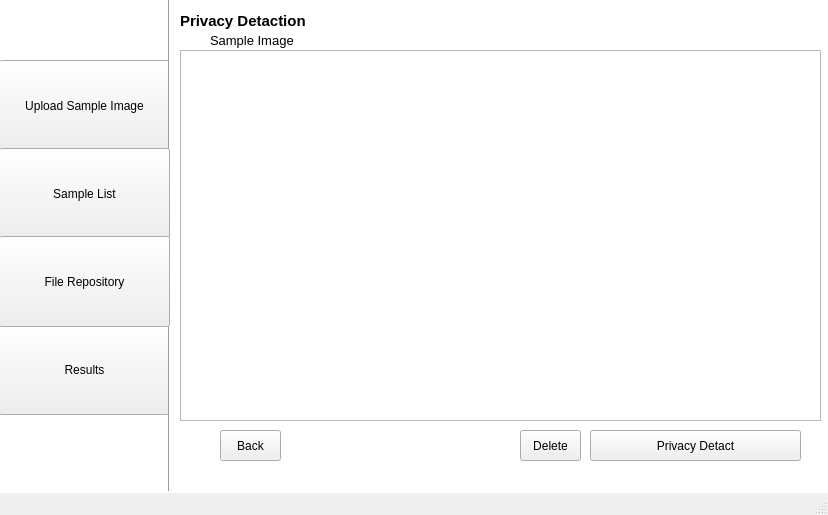
CSID-DGU/2023-1-CECD3-Sugar-4, file app/gui/UI/ui_3.ui: the form before one commit.
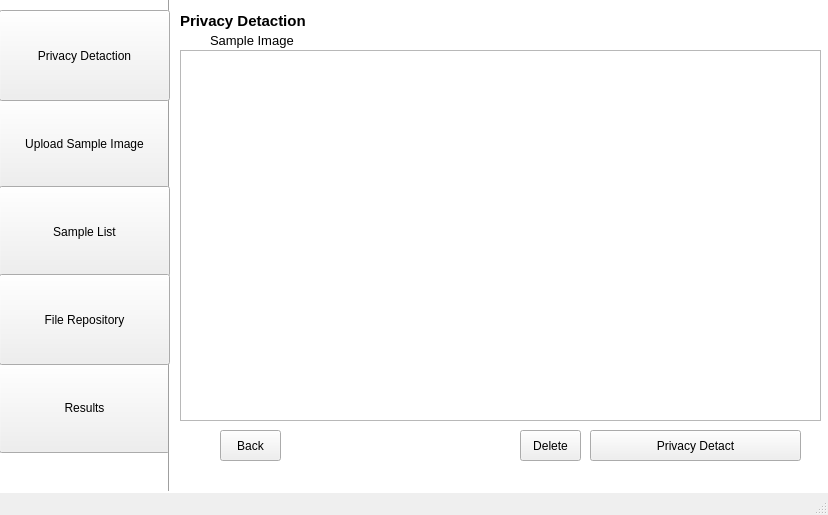
The form after the commit.

Commit message:
ui: Privacy Detaction button
Privacy Detaction button 추가

Diff of the .ui file:
```diff
--- a/app/gui/UI/ui_3.ui
+++ b/app/gui/UI/ui_3.ui
@@ -40,7 +40,7 @@
     <property name="geometry">
      <rect>
       <x>-1</x>
-      <y>60</y>
+      <y>98</y>
       <width>171</width>
       <height>91</height>
      </rect>
@@ -53,7 +53,7 @@
     <property name="geometry">
      <rect>
       <x>-1</x>
-      <y>324</y>
+      <y>362</y>
       <width>171</width>
       <height>91</height>
      </rect>
@@ -169,7 +169,7 @@
     <property name="geometry">
      <rect>
       <x>-1</x>
-      <y>148</y>
+      <y>186</y>
       <width>171</width>
       <height>91</height>
      </rect>
@@ -182,7 +182,7 @@
     <property name="geometry">
      <rect>
       <x>-1</x>
-      <y>236</y>
+      <y>274</y>
       <width>171</width>
       <height>91</height>
      </rect>
@@ -191,6 +191,19 @@
      <string>File Repository</string>
     </property>
    </widget>
+   <widget class="QPushButton" name="pushButton_8">
+    <property name="geometry">
+     <rect>
+      <x>-1</x>
+      <y>10</y>
+      <width>171</width>
+      <height>91</height>
+     </rect>
+    </property>
+    <property name="text">
+     <string>Privacy Detaction</string>
+    </property>
+   </widget>
   </widget>
   <widget class="QMenuBar" name="menubar">
    <property name="geometry">
```
The commit also changes 12 other files.
